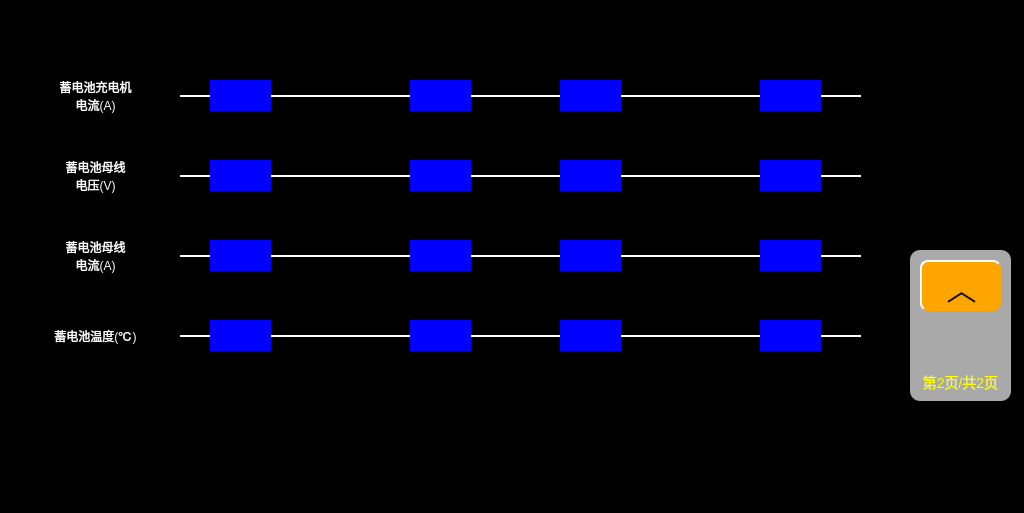
mayue-crrc/ShenyangMetro9DB, file vehiclesivpage2.ui: the form before one commit.
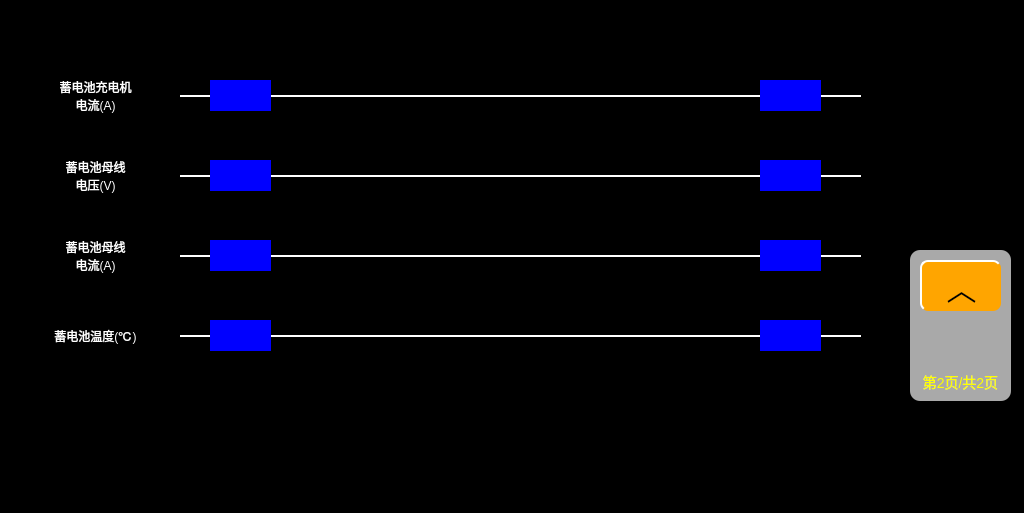
The form after the commit.

```diff
--- a/vehiclesivpage2.ui
+++ b/vehiclesivpage2.ui
@@ -63,22 +63,6 @@
     <set>Qt::AlignCenter</set>
    </property>
   </widget>
-  <widget class="QLabel" name="BCTM1lbl">
-   <property name="geometry">
-    <rect>
-     <x>410</x>
-     <y>320</y>
-     <width>61</width>
-     <height>31</height>
-    </rect>
-   </property>
-   <property name="text">
-    <string/>
-   </property>
-   <property name="alignment">
-    <set>Qt::AlignCenter</set>
-   </property>
-  </widget>
   <widget class="QLabel" name="LBLBCCChargeCurrentTC1">
    <property name="geometry">
     <rect>
@@ -95,22 +79,6 @@
     <set>Qt::AlignCenter</set>
    </property>
   </widget>
-  <widget class="QLabel" name="BCTM2lbl">
-   <property name="geometry">
-    <rect>
-     <x>560</x>
-     <y>320</y>
-     <width>61</width>
-     <height>31</height>
-    </rect>
-   </property>
-   <property name="text">
-    <string/>
-   </property>
-   <property name="alignment">
-    <set>Qt::AlignCenter</set>
-   </property>
-  </widget>
   <widget class="QLabel" name="lbl1_12">
    <property name="geometry">
     <rect>
@@ -185,22 +153,6 @@
     <set>Qt::AlignCenter</set>
    </property>
   </widget>
-  <widget class="QLabel" name="LBLBCCChargeCurrentM1">
-   <property name="geometry">
-    <rect>
-     <x>410</x>
-     <y>80</y>
-     <width>61</width>
-     <height>31</height>
-    </rect>
-   </property>
-   <property name="text">
-    <string/>
-   </property>
-   <property name="alignment">
-    <set>Qt::AlignCenter</set>
-   </property>
-  </widget>
   <widget class="QLabel" name="lbl1_6">
    <property name="geometry">
     <rect>
@@ -220,22 +172,6 @@
     <set>Qt::AlignCenter</set>
    </property>
   </widget>
-  <widget class="QLabel" name="LBLBCCChargeCurrentM2">
-   <property name="geometry">
-    <rect>
-     <x>560</x>
-     <y>80</y>
-     <width>61</width>
-     <height>31</height>
-    </rect>
-   </property>
-   <property name="text">
-    <string/>
-   </property>
-   <property name="alignment">
-    <set>Qt::AlignCenter</set>
-   </property>
-  </widget>
   <widget class="QLabel" name="lbl1_21">
    <property name="geometry">
     <rect>
@@ -291,22 +227,6 @@
     <set>Qt::AlignCenter</set>
    </property>
   </widget>
-  <widget class="QLabel" name="LBLBCCVoltageM2">
-   <property name="geometry">
-    <rect>
-     <x>560</x>
-     <y>160</y>
-     <width>61</width>
-     <height>31</height>
-    </rect>
-   </property>
-   <property name="text">
-    <string/>
-   </property>
-   <property name="alignment">
-    <set>Qt::AlignCenter</set>
-   </property>
-  </widget>
   <widget class="QLabel" name="LBLBCCVoltageTC2">
    <property name="geometry">
     <rect>
@@ -323,22 +243,6 @@
     <set>Qt::AlignCenter</set>
    </property>
   </widget>
-  <widget class="QLabel" name="LBLBCCVoltageM1">
-   <property name="geometry">
-    <rect>
-     <x>410</x>
-     <y>160</y>
-     <width>61</width>
-     <height>31</height>
-    </rect>
-   </property>
-   <property name="text">
-    <string/>
-   </property>
-   <property name="alignment">
-    <set>Qt::AlignCenter</set>
-   </property>
-  </widget>
   <widget class="QLabel" name="lbl1_23">
    <property name="geometry">
     <rect>
@@ -394,22 +298,6 @@
     <set>Qt::AlignCenter</set>
    </property>
   </widget>
-  <widget class="QLabel" name="LBLBCCCurrentM2">
-   <property name="geometry">
-    <rect>
-     <x>560</x>
-     <y>240</y>
-     <width>61</width>
-     <height>31</height>
-    </rect>
-   </property>
-   <property name="text">
-    <string/>
-   </property>
-   <property name="alignment">
-    <set>Qt::AlignCenter</set>
-   </property>
-  </widget>
   <widget class="QLabel" name="LBLBCCCurrentTC2">
    <property name="geometry">
     <rect>
@@ -426,22 +314,6 @@
     <set>Qt::AlignCenter</set>
    </property>
   </widget>
-  <widget class="QLabel" name="LBLBCCCurrentM1">
-   <property name="geometry">
-    <rect>
-     <x>410</x>
-     <y>240</y>
-     <width>61</width>
-     <height>31</height>
-    </rect>
-   </property>
-   <property name="text">
-    <string/>
-   </property>
-   <property name="alignment">
-    <set>Qt::AlignCenter</set>
-   </property>
-  </widget>
   <widget class="QLabel" name="lbl1_13">
    <property name="geometry">
     <rect>
```
Left out of the diff: 12 changed lines with no effect on the pictures.
